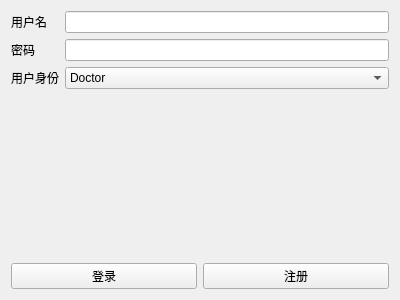
Above: code/loginpanel.ui from laonuo2004/cpp-qt-medical-system before the change. Below: the same form after it.
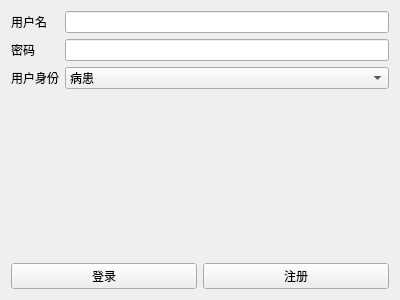
That is the form after the change.

Commit message: feat: 搭建界面基础框架 - 创建医生端界面框架 - 创建病患端界面框架 - 创建管理员界面 - 创建登录注册界面

Patch:
```diff
--- a/code/loginpanel.ui
+++ b/code/loginpanel.ui
@@ -47,7 +47,7 @@
       <widget class="QComboBox" name="roleInput">
        <item>
         <property name="text">
-         <string>Doctor</string>
+         <string>病患</string>
         </property>
        </item>
        <item>
```
Left out of the diff: 4 changed lines with no effect on the pictures. The commit also changes 48 other files.
